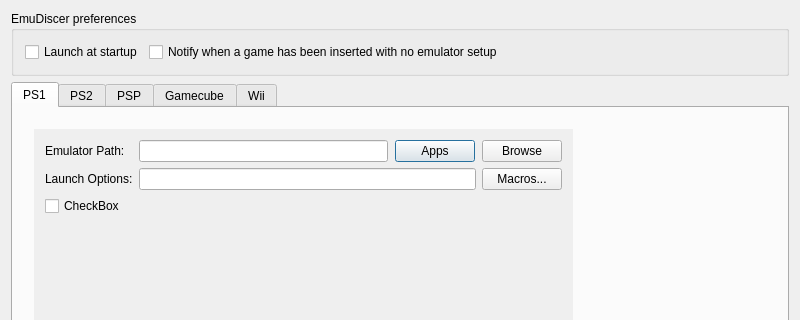
Above: emudiscer.ui from LMauricius/EmuDiscer before the change; both pictures show x 0 to 800 and y 0 to 320 of the 800 by 480 pixel window. Below: the same form after it.
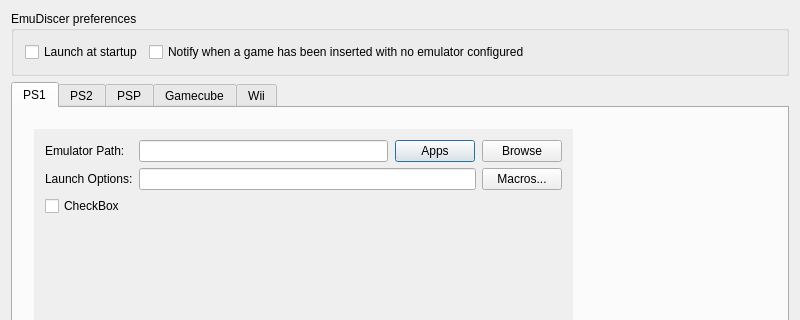
That is the form after the change. Icons and pictures are not drawn.

```diff
--- a/emudiscer.ui
+++ b/emudiscer.ui
@@ -70,7 +70,7 @@
          </sizepolicy>
         </property>
         <property name="text">
-         <string>Notify when a game has been inserted with no emulator setup</string>
+         <string>Notify when a game has been inserted with no emulator configured</string>
         </property>
        </widget>
       </item>
```
